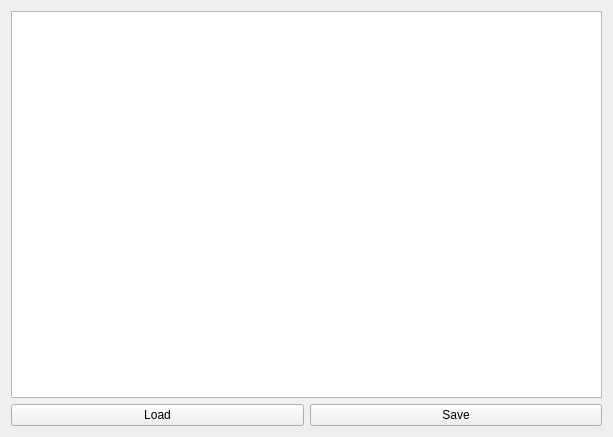
Before: the Qt Designer form texteditor.ui in fiterV/FileManagerQT, drawn with Qt 5.
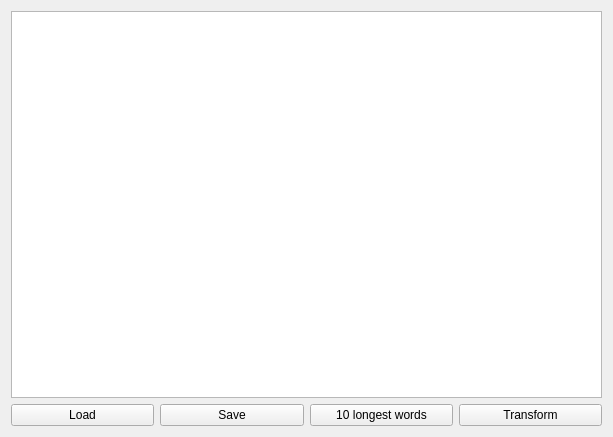
After: the same form once the commit is applied.

What changed in the file:
```diff
--- a/texteditor.ui
+++ b/texteditor.ui
@@ -39,6 +39,20 @@
          </property>
         </widget>
        </item>
+       <item>
+        <widget class="QPushButton" name="pushButton_3">
+         <property name="text">
+          <string>10 longest words</string>
+         </property>
+        </widget>
+       </item>
+       <item>
+        <widget class="QPushButton" name="pushButton_4">
+         <property name="text">
+          <string>Transform</string>
+         </property>
+        </widget>
+       </item>
       </layout>
      </item>
     </layout>
```
Left out of the diff: 3 changed lines with no effect on the pictures.
